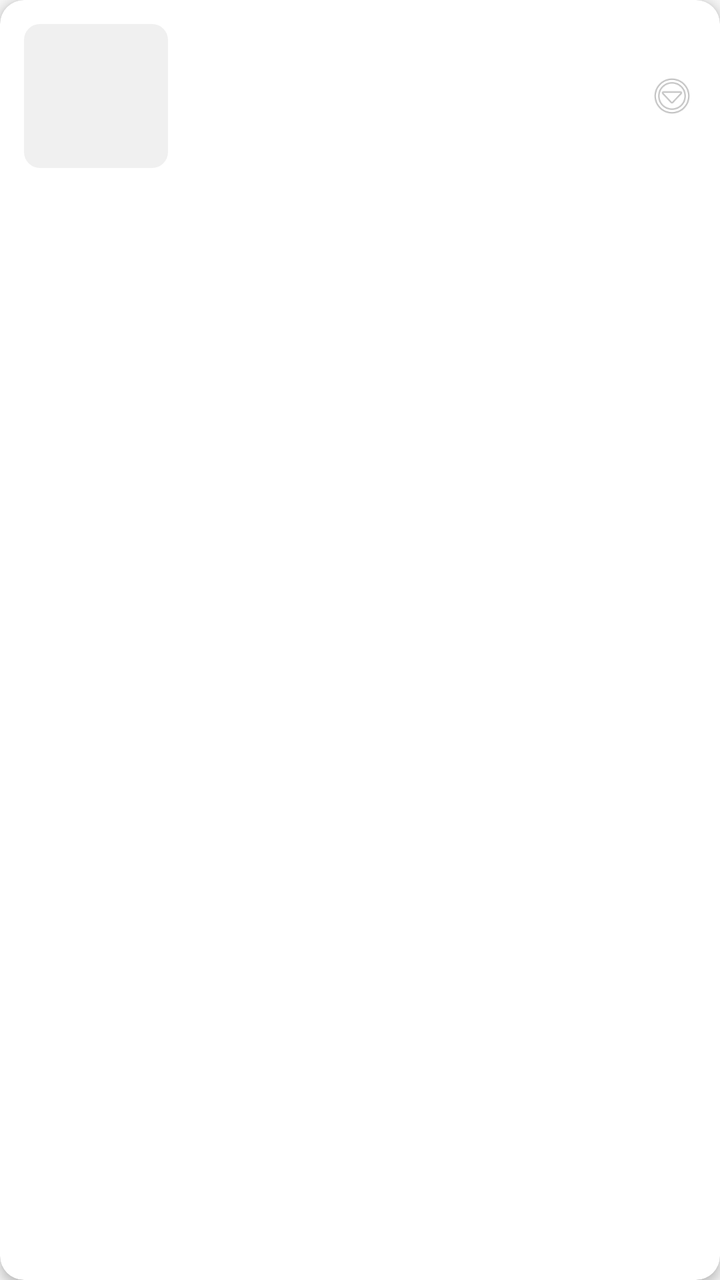
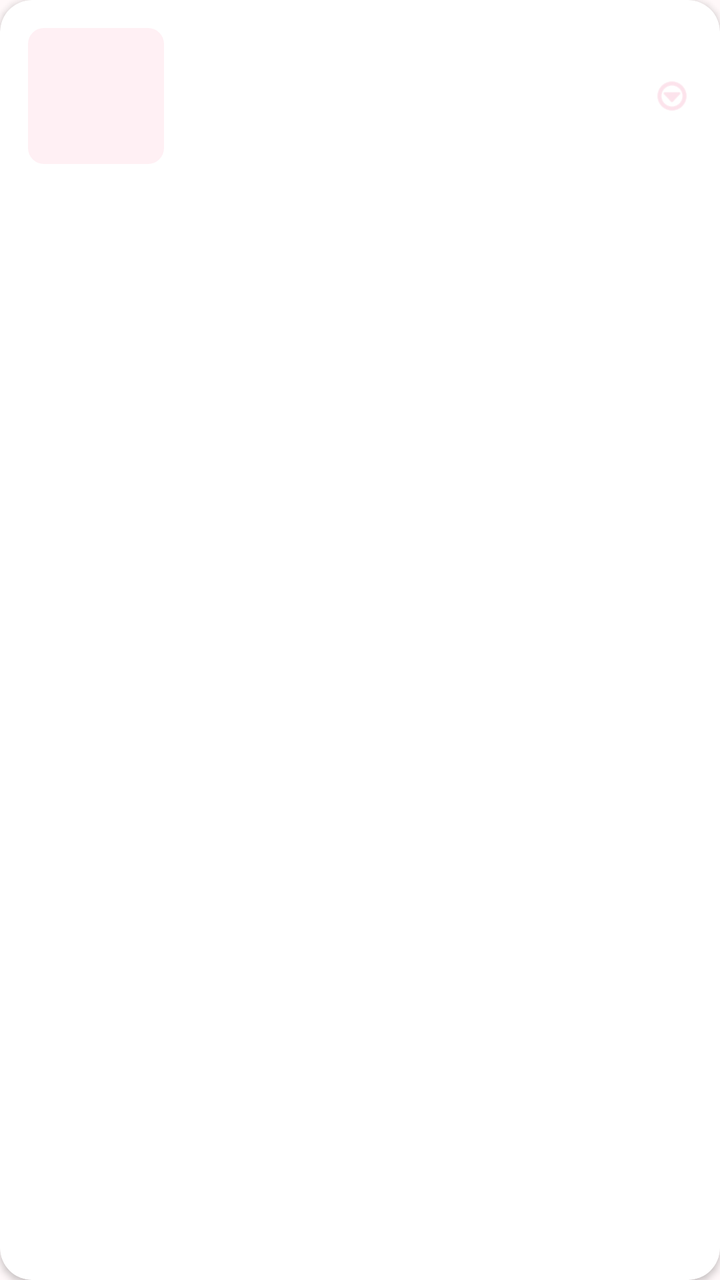

Compare the two renders of this Android layout. The source of the first and the diff that turns it into the second are given below.
<!-- AndroidManifest.xml: application theme Theme.WebPrograming -->
<!-- res/layout/item_travel.xml -->
<?xml version="1.0" encoding="utf-8"?>
<com.google.android.material.card.MaterialCardView xmlns:android="http://schemas.android.com/apk/res/android"
    xmlns:app="http://schemas.android.com/apk/res-auto"
    android:layout_width="match_parent"
    android:layout_height="wrap_content"
    android:layout_marginHorizontal="8dp"
    android:layout_marginVertical="4dp"
    app:cardCornerRadius="12dp"
    app:cardElevation="3dp"
    app:strokeWidth="0dp">

    <LinearLayout
        android:layout_width="match_parent"
        android:layout_height="wrap_content"
        android:orientation="horizontal"
        android:padding="12dp"
        android:gravity="center_vertical">

        <FrameLayout
            android:layout_width="72dp"
            android:layout_height="72dp">

            <com.google.android.material.imageview.ShapeableImageView
                android:id="@+id/ivThumbnail"
                android:layout_width="match_parent"
                android:layout_height="match_parent"
                android:scaleType="centerCrop"
                android:contentDescription="썸네일"
                android:background="@drawable/thumbnail_bg"
                app:shapeAppearanceOverlay="@style/RoundedCorner" />

            <ProgressBar
                android:id="@+id/progressThumbnail"
                android:layout_width="24dp"
                android:layout_height="24dp"
                android:layout_gravity="center"
                android:visibility="gone" />

        </FrameLayout>

        <LinearLayout
            android:layout_width="0dp"
            android:layout_height="wrap_content"
            android:layout_weight="1"
            android:orientation="vertical"
            android:layout_marginStart="16dp">

            <TextView
                android:id="@+id/tvTitle"
                android:layout_width="match_parent"
                android:layout_height="wrap_content"
                android:textSize="17sp"
                android:textStyle="bold"
                android:textColor="?attr/colorOnSurface"
                android:maxLines="1"
                android:ellipsize="end" />

            <TextView
                android:id="@+id/tvDate"
                android:layout_width="match_parent"
                android:layout_height="wrap_content"
                android:layout_marginTop="4dp"
                android:textSize="14sp"
                android:textColor="@color/text_secondary"
                android:drawablePadding="4dp" />

        </LinearLayout>

        <ImageView
            android:layout_width="24dp"
            android:layout_height="24dp"
            android:src="@android:drawable/ic_menu_more"
            android:contentDescription="더보기"
            android:alpha="0.5" />

    </LinearLayout>

</com.google.android.material.card.MaterialCardView>
<!-- resources referenced by this layout -->
<resources>
  <color name="text_secondary">#757575</color>
  <!-- drawable thumbnail_bg (drawable) -->
  <?xml version="1.0" encoding="utf-8"?>
  <shape xmlns:android="http://schemas.android.com/apk/res/android"
      android:shape="rectangle">
      <solid android:color="#F0F0F0" />
      <corners android:radius="8dp" />
  </shape>
  <style name="Theme.WebPrograming" parent="Theme.MaterialComponents.DayNight.DarkActionBar">
          <item name="colorPrimary">@color/primary</item>
          <item name="colorPrimaryDark">@color/primary_dark</item>
          <item name="colorPrimaryVariant">@color/primary_dark</item>
          <item name="colorOnPrimary">@color/white</item>
          <item name="colorSecondary">@color/secondary</item>
          <item name="colorSecondaryVariant">@color/secondary_dark</item>
          <item name="colorOnSecondary">@color/white</item>
          <item name="android:colorBackground">@color/background</item>
          <item name="colorSurface">@color/surface</item>
          <item name="colorOnSurface">@color/on_surface</item>
          <item name="colorError">@color/error</item>
      </style>
  <color name="primary">#2196F3</color>
  <color name="primary_dark">#1976D2</color>
  <color name="white">#FFFFFF</color>
  <color name="secondary">#FF7043</color>
  <color name="secondary_dark">#E64A19</color>
  <color name="background">#F5F5F5</color>
  <color name="surface">#FFFFFF</color>
  <color name="on_surface">#212121</color>
  <color name="error">#D32F2F</color>
</resources>

<!-- the commit's change to res/layout/item_travel.xml (unified diff, before → after) -->
@@ -3,22 +3,23 @@
     xmlns:app="http://schemas.android.com/apk/res-auto"
     android:layout_width="match_parent"
     android:layout_height="wrap_content"
-    android:layout_marginHorizontal="8dp"
-    android:layout_marginVertical="4dp"
-    app:cardCornerRadius="12dp"
-    app:cardElevation="3dp"
+    android:layout_marginHorizontal="12dp"
+    android:layout_marginVertical="5dp"
+    app:cardCornerRadius="16dp"
+    app:cardElevation="2dp"
+    app:cardBackgroundColor="@color/white"
     app:strokeWidth="0dp">
 
     <LinearLayout
         android:layout_width="match_parent"
         android:layout_height="wrap_content"
         android:orientation="horizontal"
-        android:padding="12dp"
+        android:padding="14dp"
         android:gravity="center_vertical">
 
         <FrameLayout
-            android:layout_width="72dp"
-            android:layout_height="72dp">
+            android:layout_width="68dp"
+            android:layout_height="68dp">
 
             <com.google.android.material.imageview.ShapeableImageView
                 android:id="@+id/ivThumbnail"
@@ -31,8 +32,8 @@
 
             <ProgressBar
                 android:id="@+id/progressThumbnail"
-                android:layout_width="24dp"
-                android:layout_height="24dp"
+                android:layout_width="20dp"
+                android:layout_height="20dp"
                 android:layout_gravity="center"
                 android:visibility="gone" />
 
@@ -43,15 +44,15 @@
             android:layout_height="wrap_content"
             android:layout_weight="1"
             android:orientation="vertical"
-            android:layout_marginStart="16dp">
+            android:layout_marginStart="14dp">
 
             <TextView
                 android:id="@+id/tvTitle"
                 android:layout_width="match_parent"
                 android:layout_height="wrap_content"
-                android:textSize="17sp"
+                android:textSize="16sp"
                 android:textStyle="bold"
-                android:textColor="?attr/colorOnSurface"
+                android:textColor="@color/on_surface"
                 android:maxLines="1"
                 android:ellipsize="end" />
 
@@ -60,18 +61,18 @@
                 android:layout_width="match_parent"
                 android:layout_height="wrap_content"
                 android:layout_marginTop="4dp"
-                android:textSize="14sp"
-                android:textColor="@color/text_secondary"
-                android:drawablePadding="4dp" />
+                android:textSize="13sp"
+                android:textColor="@color/text_secondary" />
 
         </LinearLayout>
 
         <ImageView
-            android:layout_width="24dp"
-            android:layout_height="24dp"
+            android:layout_width="20dp"
+            android:layout_height="20dp"
             android:src="@android:drawable/ic_menu_more"
             android:contentDescription="더보기"
-            android:alpha="0.5" />
+            android:alpha="0.3"
+            android:tint="@color/primary" />
 
     </LinearLayout>
 
<!-- resource entries referenced after the edit -->
@@ -1,14 +1,14 @@
 <!-- resources referenced by this layout -->
 <resources>
-  <color name="text_secondary">#757575</color>
+  <color name="text_secondary">#78909C</color>
   <!-- drawable thumbnail_bg (drawable) -->
   <?xml version="1.0" encoding="utf-8"?>
   <shape xmlns:android="http://schemas.android.com/apk/res/android"
       android:shape="rectangle">
-      <solid android:color="#F0F0F0" />
+      <solid android:color="#FFF0F4" />
       <corners android:radius="8dp" />
   </shape>
-  <style name="Theme.WebPrograming" parent="Theme.MaterialComponents.DayNight.DarkActionBar">
+  <style name="Theme.WebPrograming" parent="Theme.MaterialComponents.Light.NoActionBar">
           <item name="colorPrimary">@color/primary</item>
           <item name="colorPrimaryDark">@color/primary_dark</item>
           <item name="colorPrimaryVariant">@color/primary_dark</item>
@@ -20,15 +20,16 @@
           <item name="colorSurface">@color/surface</item>
           <item name="colorOnSurface">@color/on_surface</item>
           <item name="colorError">@color/error</item>
+          <item name="android:statusBarColor">@color/primary</item>
       </style>
-  <color name="primary">#2196F3</color>
-  <color name="primary_dark">#1976D2</color>
+  <color name="primary">#F06292</color>
+  <color name="primary_dark">#E91E63</color>
   <color name="white">#FFFFFF</color>
-  <color name="secondary">#FF7043</color>
-  <color name="secondary_dark">#E64A19</color>
-  <color name="background">#F5F5F5</color>
+  <color name="secondary">#F48FB1</color>
+  <color name="secondary_dark">#EC407A</color>
+  <color name="background">#FFF8F9</color>
   <color name="surface">#FFFFFF</color>
-  <color name="on_surface">#212121</color>
-  <color name="error">#D32F2F</color>
+  <color name="on_surface">#37474F</color>
+  <color name="error">#E53935</color>
 </resources>
 
